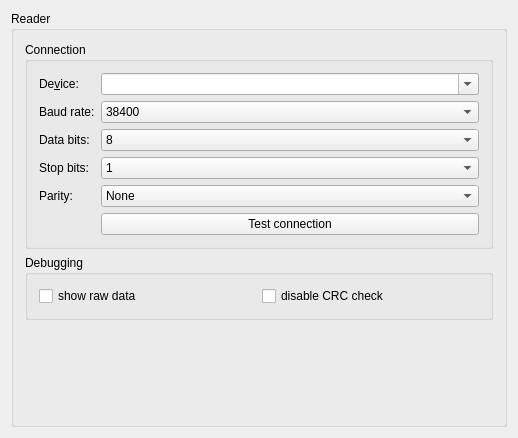
Qt form quickevent/app/quickevent/plugins/CardReader/src/cardreadersettingspage.ui (Quick-Event/quickbox) before a commit.
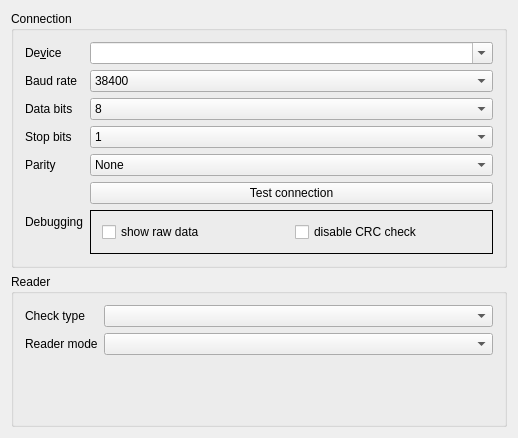
The same form after that commit.

Commit message: CardReader settings moved to settings dialog

```diff
--- a/quickevent/app/quickevent/plugins/CardReader/src/cardreadersettingspage.ui
+++ b/quickevent/app/quickevent/plugins/CardReader/src/cardreadersettingspage.ui
@@ -15,12 +15,6 @@
   </property>
   <layout class="QVBoxLayout">
    <item>
-    <widget class="QGroupBox" name="groupBox1">
-     <property name="title">
-      <string>Reader</string>
-     </property>
-     <layout class="QVBoxLayout" name="verticalLayout">
-      <item>
        <widget class="QGroupBox" name="groupBox2">
         <property name="title">
          <string>Connection</string>
@@ -29,7 +23,7 @@
          <item row="0" column="0">
           <widget class="QLabel" name="textLabel1">
            <property name="text">
-            <string>De&amp;vice:</string>
+         <string>De&amp;vice</string>
            </property>
            <property name="wordWrap">
             <bool>false</bool>
@@ -42,7 +36,7 @@
          <item row="1" column="0">
           <widget class="QLabel" name="textLabel2">
            <property name="text">
-            <string>Baud rate:</string>
+         <string>Baud rate</string>
            </property>
            <property name="wordWrap">
             <bool>false</bool>
@@ -69,7 +63,7 @@
          <item row="2" column="0">
           <widget class="QLabel" name="textLabel3">
            <property name="text">
-            <string>Data bits:</string>
+         <string>Data bits</string>
            </property>
            <property name="wordWrap">
             <bool>false</bool>
@@ -106,7 +100,7 @@
          <item row="3" column="0">
           <widget class="QLabel" name="textLabel5">
            <property name="text">
-            <string>Stop bits:</string>
+         <string>Stop bits</string>
            </property>
            <property name="wordWrap">
             <bool>false</bool>
@@ -130,7 +124,7 @@
          <item row="4" column="0">
           <widget class="QLabel" name="textLabel4">
            <property name="text">
-            <string>Parity:</string>
+         <string>Parity</string>
            </property>
            <property name="wordWrap">
             <bool>false</bool>
@@ -186,14 +180,21 @@
            </property>
           </widget>
          </item>
-        </layout>
-       </widget>
-      </item>
-      <item>
-       <widget class="QGroupBox" name="groupBox3">
-        <property name="title">
+      <item row="6" column="0">
+       <widget class="QLabel" name="textLabel4_2">
+        <property name="text">
          <string>Debugging</string>
         </property>
+        <property name="wordWrap">
+         <bool>false</bool>
+        </property>
+       </widget>
+      </item>
+      <item row="6" column="1">
+       <widget class="QFrame" name="frame3">
+        <property name="frameShape">
+         <enum>QFrame::Box</enum>
+        </property>
         <layout class="QGridLayout" name="gridLayout">
          <item row="0" column="0">
           <widget class="QCheckBox" name="chkShowRawComData">
@@ -212,7 +213,16 @@
         </layout>
        </widget>
       </item>
+     </layout>
+    </widget>
+   </item>
       <item>
+    <widget class="QGroupBox" name="groupBox1">
+     <property name="title">
+      <string>Reader</string>
+     </property>
+     <layout class="QFormLayout" name="formLayout_2">
+      <item row="2" column="0">
        <spacer name="verticalSpacer">
         <property name="orientation">
          <enum>Qt::Vertical</enum>
@@ -225,6 +235,32 @@
         </property>
        </spacer>
       </item>
+      <item row="0" column="0">
+       <widget class="QLabel" name="textLabel4_3">
+        <property name="text">
+         <string>Check type</string>
+        </property>
+        <property name="wordWrap">
+         <bool>false</bool>
+        </property>
+       </widget>
+      </item>
+      <item row="0" column="1">
+       <widget class="QComboBox" name="cbxCardCheckType"/>
+      </item>
+      <item row="1" column="0">
+       <widget class="QLabel" name="textLabel4_4">
+        <property name="text">
+         <string>Reader mode</string>
+        </property>
+        <property name="wordWrap">
+         <bool>false</bool>
+        </property>
+       </widget>
+      </item>
+      <item row="1" column="1">
+       <widget class="QComboBox" name="cbxReaderMode"/>
+      </item>
      </layout>
     </widget>
    </item>
```
Lines whose indentation alone changed are shown as unchanged. The commit also changes 10 other files.
